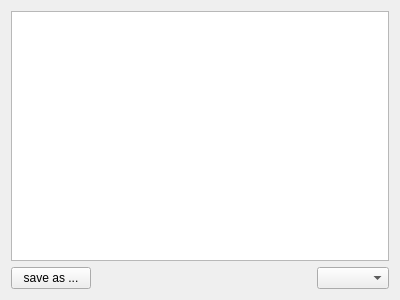
Qt form src/preferences/uicolorspage.ui (pasbi/ommpfritt) before a commit.
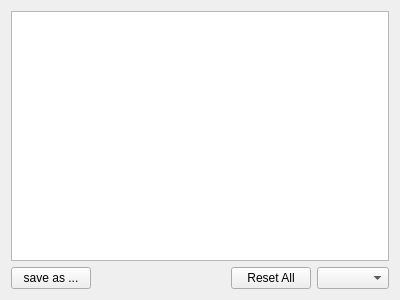
The same form after that commit. Custom widgets are drawn as their Qt base class.

The edit to the form file:
```diff
--- a/src/preferences/uicolorspage.ui
+++ b/src/preferences/uicolorspage.ui
@@ -39,6 +39,13 @@
        </property>
       </spacer>
      </item>
+     <item>
+      <widget class="QPushButton" name="pb_reset">
+       <property name="text">
+        <string>Reset All</string>
+       </property>
+      </widget>
+     </item>
      <item>
       <widget class="QComboBox" name="comboBox"/>
      </item>
```
